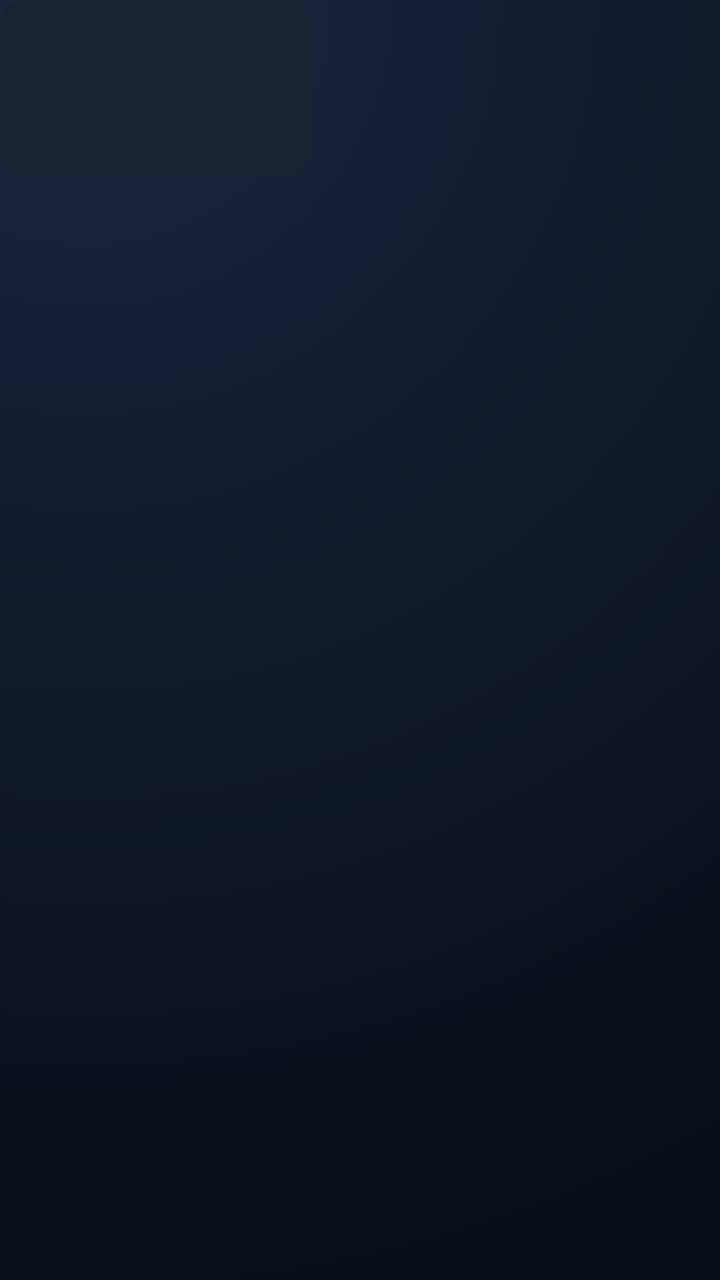
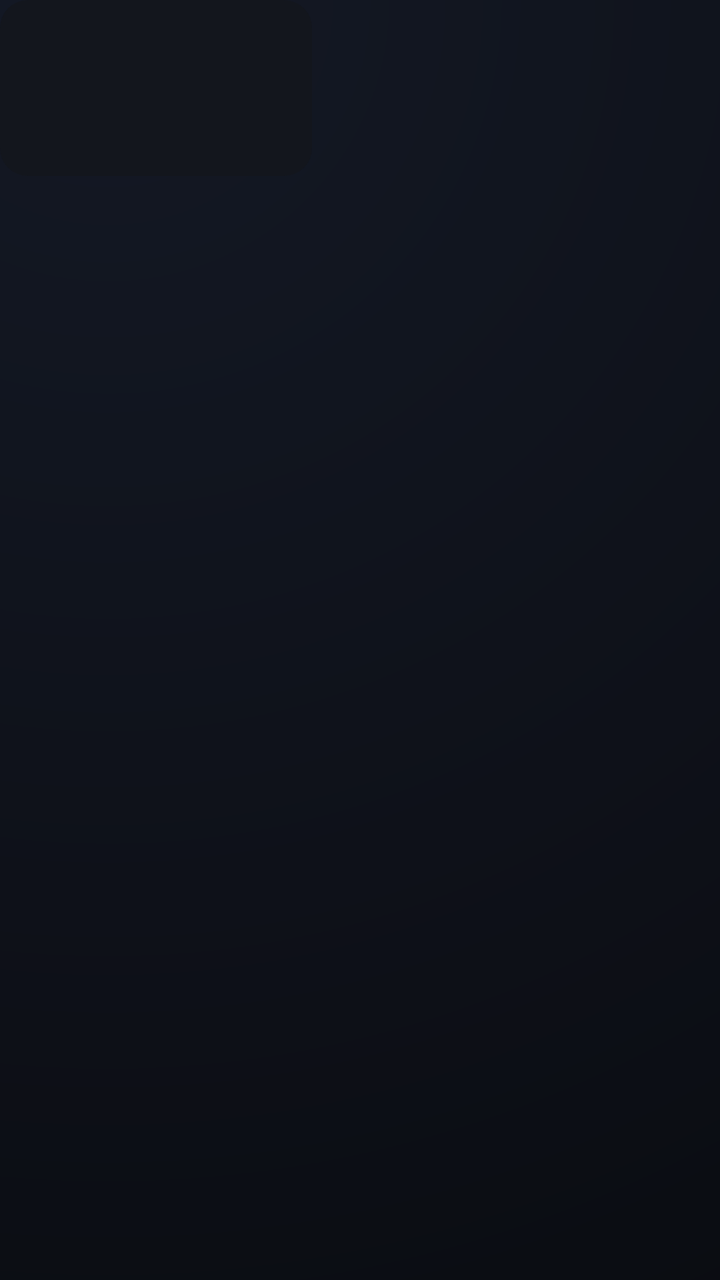

The first picture is an Android layout as it rendered before a commit; the second is the same layout after the commit. The layout source and the unified diff follow.
<!-- AndroidManifest.xml: application theme Theme.TvLauncher -->
<!-- res/layout/item_app.xml -->
<?xml version="1.0" encoding="utf-8"?>
<LinearLayout xmlns:android="http://schemas.android.com/apk/res/android"
    android:layout_width="wrap_content"
    android:layout_height="wrap_content"
    android:layout_margin="@dimen/card_margin"
    android:clickable="true"
    android:focusable="true"
    android:orientation="vertical">

    
    <FrameLayout
        android:id="@+id/card"
        android:layout_width="@dimen/card_width"
        android:layout_height="@dimen/card_height"
        android:background="@drawable/card_background"
        android:duplicateParentState="true"
        android:foreground="@drawable/card_focus_ring">

        
        <ImageView
            android:id="@+id/banner"
            android:layout_width="match_parent"
            android:layout_height="match_parent"
            android:importantForAccessibility="no"
            android:scaleType="fitCenter" />

        
        <LinearLayout
            android:id="@+id/icon_group"
            android:layout_width="match_parent"
            android:layout_height="match_parent"
            android:gravity="center"
            android:orientation="vertical"
            android:paddingStart="8dp"
            android:paddingEnd="8dp">

            <ImageView
                android:id="@+id/icon"
                android:layout_width="40dp"
                android:layout_height="40dp"
                android:importantForAccessibility="no" />

            <TextView
                android:id="@+id/icon_label"
                android:layout_width="wrap_content"
                android:layout_height="wrap_content"
                android:layout_marginTop="6dp"
                android:ellipsize="end"
                android:fontFamily="sans-serif-medium"
                android:maxLines="1"
                android:textColor="@color/text_primary"
                android:textSize="12sp" />
        </LinearLayout>

        
        <LinearLayout
            android:id="@+id/move_overlay"
            android:layout_width="match_parent"
            android:layout_height="match_parent"
            android:background="@drawable/move_overlay"
            android:gravity="center_vertical"
            android:orientation="horizontal"
            android:paddingStart="4dp"
            android:paddingEnd="4dp"
            android:visibility="gone">

            <ImageView
                android:layout_width="28dp"
                android:layout_height="28dp"
                android:importantForAccessibility="no"
                android:src="@drawable/ic_chevron_left" />

            <View
                android:layout_width="0dp"
                android:layout_height="0dp"
                android:layout_weight="1" />

            <ImageView
                android:layout_width="28dp"
                android:layout_height="28dp"
                android:importantForAccessibility="no"
                android:src="@drawable/ic_chevron_right" />
        </LinearLayout>
    </FrameLayout>

    <TextView
        android:id="@+id/label"
        android:layout_width="@dimen/card_width"
        android:layout_height="wrap_content"
        android:layout_marginTop="8dp"
        android:alpha="0"
        android:ellipsize="end"
        android:fontFamily="sans-serif-medium"
        android:gravity="center_horizontal"
        android:maxLines="1"
        android:textColor="@color/text_primary"
        android:textSize="13sp" />
</LinearLayout>
<!-- resources referenced by this layout -->
<resources>
  <color name="text_primary">#FFF3F4F6</color>
  <dimen name="card_height">88dp</dimen>
  <dimen name="card_margin">8dp</dimen>
  <dimen name="card_width">156dp</dimen>
  <!-- drawable card_background (drawable) -->
  <?xml version="1.0" encoding="utf-8"?>
  <shape xmlns:android="http://schemas.android.com/apk/res/android">
      <solid android:color="@color/card_bg" />
      <corners android:radius="@dimen/card_radius" />
  </shape>
  <!-- drawable card_focus_ring (drawable) -->
  <?xml version="1.0" encoding="utf-8"?>
  <selector xmlns:android="http://schemas.android.com/apk/res/android"
      android:enterFadeDuration="140"
      android:exitFadeDuration="120">
      <item android:state_activated="true">
          <shape>
              <corners android:radius="@dimen/card_radius" />
              <stroke android:width="@dimen/focus_ring_width" android:color="@color/accent" />
          </shape>
      </item>
      <item android:state_focused="true">
          <shape>
              <corners android:radius="@dimen/card_radius" />
              <stroke android:width="@dimen/focus_ring_width" android:color="@color/focus_ring" />
          </shape>
      </item>
      <item android:drawable="@android:color/transparent" />
  </selector>
  <!-- drawable ic_chevron_left (drawable) -->
  <vector xmlns:android="http://schemas.android.com/apk/res/android"
      android:width="24dp" android:height="24dp" android:viewportWidth="24" android:viewportHeight="24">
      <path android:fillColor="#FFFFFFFF"
          android:pathData="M15.41,7.41L14,6l-6,6 6,6 1.41,-1.41L10.83,12z" />
  </vector>
  <!-- drawable ic_chevron_right (drawable) -->
  <vector xmlns:android="http://schemas.android.com/apk/res/android"
      android:width="24dp" android:height="24dp" android:viewportWidth="24" android:viewportHeight="24">
      <path android:fillColor="#FFFFFFFF"
          android:pathData="M10,6L8.59,7.41 13.17,12l-4.58,4.59L10,18l6,-6z" />
  </vector>
  <!-- drawable move_overlay (drawable) -->
  <?xml version="1.0" encoding="utf-8"?>
  <shape xmlns:android="http://schemas.android.com/apk/res/android">
      <solid android:color="#99000000" />
      <corners android:radius="@dimen/card_radius" />
  </shape>
  <style name="Theme.TvLauncher" parent="@android:style/Theme.Material.NoActionBar.Fullscreen">
          <item name="android:windowBackground">@drawable/bg_window</item>
          <item name="android:colorAccent">@color/accent</item>
          <item name="android:colorPrimary">@color/bg_mid</item>
          <item name="android:windowShowWallpaper">false</item>
          <item name="android:windowAnimationStyle">@null</item>
      </style>
  <color name="card_bg">#FF1A2130</color>
  <dimen name="card_radius">12dp</dimen>
  <dimen name="focus_ring_width">3dp</dimen>
  <color name="accent">#FF7AB8FF</color>
  <color name="focus_ring">#FFF5F7FA</color>
  <!-- drawable bg_window (drawable) -->
  <?xml version="1.0" encoding="utf-8"?>
  <shape xmlns:android="http://schemas.android.com/apk/res/android">
      <gradient
          android:centerColor="@color/bg_mid"
          android:centerX="0.12"
          android:centerY="0"
          android:endColor="@color/bg_base"
          android:gradientRadius="1100dp"
          android:startColor="@color/bg_glow"
          android:type="radial" />
  </shape>
  <color name="bg_mid">#FF0C111C</color>
  <color name="bg_base">#FF06080D</color>
  <color name="bg_glow">#FF1A2540</color>
</resources>

<!-- the commit's change to res/layout/item_app.xml (unified diff, before → after) -->
@@ -14,7 +14,7 @@
         android:layout_height="@dimen/card_height"
         android:background="@drawable/card_background"
         android:duplicateParentState="true"
-        android:foreground="@drawable/card_focus_ring">
+        android:foreground="@drawable/card_foreground">
 
         
         <ImageView
@@ -87,7 +87,7 @@
         android:id="@+id/label"
         android:layout_width="@dimen/card_width"
         android:layout_height="wrap_content"
-        android:layout_marginTop="8dp"
+        android:layout_marginTop="10dp"
         android:alpha="0"
         android:ellipsize="end"
         android:fontFamily="sans-serif-medium"
<!-- resource entries referenced after the edit -->
@@ -1,6 +1,6 @@
 <!-- resources referenced by this layout -->
 <resources>
-  <color name="text_primary">#FFF3F4F6</color>
+  <color name="text_primary">#FFF2F4F7</color>
   <dimen name="card_height">88dp</dimen>
   <dimen name="card_margin">8dp</dimen>
   <dimen name="card_width">156dp</dimen>
@@ -10,24 +10,19 @@
       <solid android:color="@color/card_bg" />
       <corners android:radius="@dimen/card_radius" />
   </shape>
-  <!-- drawable card_focus_ring (drawable) -->
+  <!-- drawable card_foreground (drawable) -->
   <?xml version="1.0" encoding="utf-8"?>
   <selector xmlns:android="http://schemas.android.com/apk/res/android"
-      android:enterFadeDuration="140"
-      android:exitFadeDuration="120">
-      <item android:state_activated="true">
+      android:enterFadeDuration="160"
+      android:exitFadeDuration="160">
+      <item android:drawable="@android:color/transparent" android:state_activated="true" />
+      <item android:drawable="@android:color/transparent" android:state_focused="true" />
+      <item>
           <shape>
+              <solid android:color="@color/card_dim" />
               <corners android:radius="@dimen/card_radius" />
-              <stroke android:width="@dimen/focus_ring_width" android:color="@color/accent" />
           </shape>
       </item>
-      <item android:state_focused="true">
-          <shape>
-              <corners android:radius="@dimen/card_radius" />
-              <stroke android:width="@dimen/focus_ring_width" android:color="@color/focus_ring" />
-          </shape>
-      </item>
-      <item android:drawable="@android:color/transparent" />
   </selector>
   <!-- drawable ic_chevron_left (drawable) -->
   <vector xmlns:android="http://schemas.android.com/apk/res/android"
@@ -44,35 +39,33 @@
   <!-- drawable move_overlay (drawable) -->
   <?xml version="1.0" encoding="utf-8"?>
   <shape xmlns:android="http://schemas.android.com/apk/res/android">
-      <solid android:color="#99000000" />
+      <solid android:color="@color/move_overlay" />
       <corners android:radius="@dimen/card_radius" />
   </shape>
   <style name="Theme.TvLauncher" parent="@android:style/Theme.Material.NoActionBar.Fullscreen">
           <item name="android:windowBackground">@drawable/bg_window</item>
           <item name="android:colorAccent">@color/accent</item>
-          <item name="android:colorPrimary">@color/bg_mid</item>
+          <item name="android:colorPrimary">@color/bg_base</item>
           <item name="android:windowShowWallpaper">false</item>
           <item name="android:windowAnimationStyle">@null</item>
       </style>
-  <color name="card_bg">#FF1A2130</color>
-  <dimen name="card_radius">12dp</dimen>
-  <dimen name="focus_ring_width">3dp</dimen>
-  <color name="accent">#FF7AB8FF</color>
-  <color name="focus_ring">#FFF5F7FA</color>
+  <color name="card_bg">#FF1A1E28</color>
+  <dimen name="card_radius">14dp</dimen>
+  <color name="card_dim">#47000000</color>
+  <color name="move_overlay">#A6000000</color>
+  <color name="accent">#FF8AB4F8</color>
   <!-- drawable bg_window (drawable) -->
   <?xml version="1.0" encoding="utf-8"?>
   <shape xmlns:android="http://schemas.android.com/apk/res/android">
       <gradient
-          android:centerColor="@color/bg_mid"
-          android:centerX="0.12"
+          android:centerX="0.15"
           android:centerY="0"
           android:endColor="@color/bg_base"
-          android:gradientRadius="1100dp"
+          android:gradientRadius="900dp"
           android:startColor="@color/bg_glow"
           android:type="radial" />
   </shape>
-  <color name="bg_mid">#FF0C111C</color>
-  <color name="bg_base">#FF06080D</color>
-  <color name="bg_glow">#FF1A2540</color>
+  <color name="bg_base">#FF08090D</color>
+  <color name="bg_glow">#FF141925</color>
 </resources>
 
